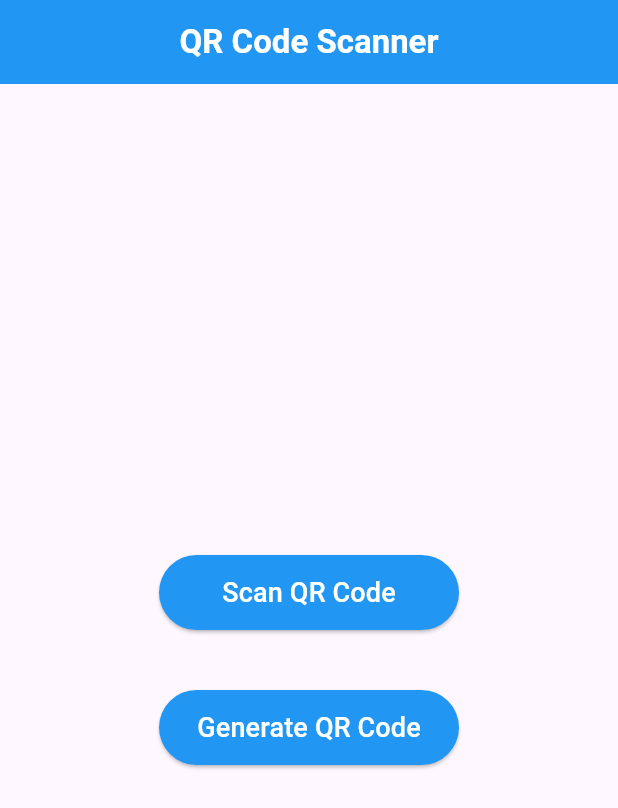
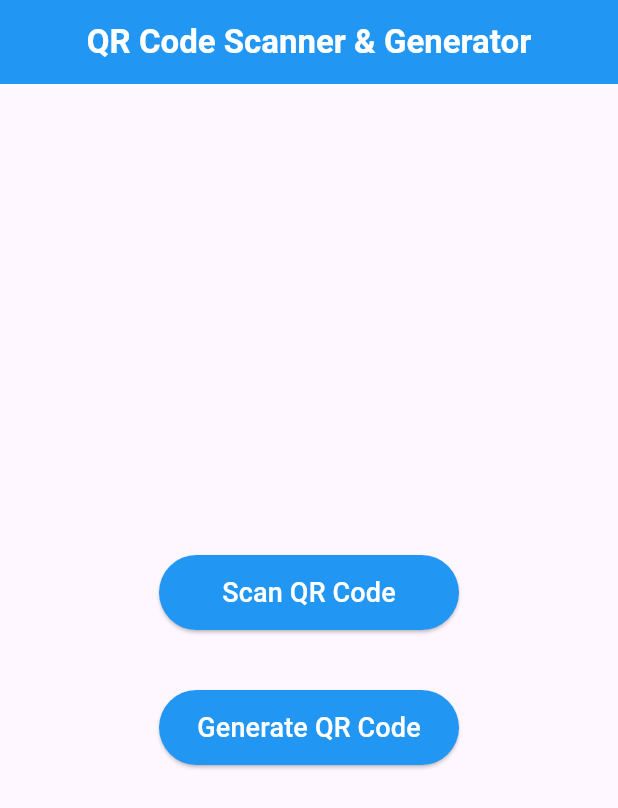
Before and after one commit to armanurrashid/QR_Scanner_App, a Flutter app: the screen it shows after launch, on a phone screen of 412 x 824 dp. Shown: the top 808 px of the screen. Run offline on Flutter 3.47's test engine with Material 3 defaults, Android fonts, the phone set to English and light mode, and no system bars; our stand-ins replace qr_flutter; missing offline and left inert: flutter_barcode_scanner.

Commit message:
final commit

```diff
--- a/lib/views/home.dart
+++ b/lib/views/home.dart
@@ -15,7 +15,7 @@ class _MyHomePageState extends State<MyHomePage> {
     return Scaffold(
         appBar: AppBar(
           title: Text(
-            "QR Code Scanner",
+            "QR Code Scanner & Generator",
             style: TextStyle(fontWeight: FontWeight.bold, color: Colors.white),
           ),
           centerTitle: true,
```
Also changed, not shown: 1 other file.
